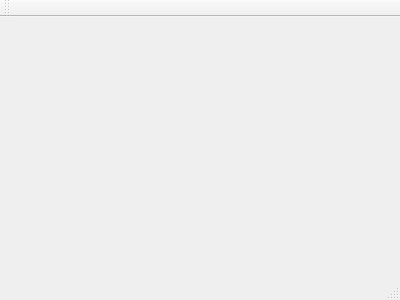
Before: the Qt Designer form Scope/mainwindow.ui in ifdog/Scope, drawn with Qt 5.
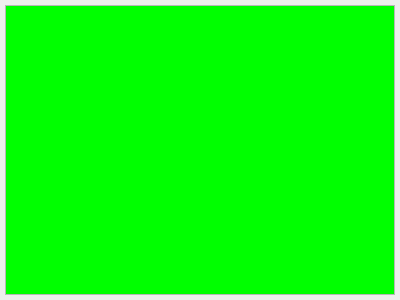
After: the same form once the commit is applied.

Patch:
```diff
--- a/Scope/mainwindow.ui
+++ b/Scope/mainwindow.ui
@@ -12,13 +12,65 @@
   <property name="windowTitle" >
    <string>MainWindow</string>
   </property>
-  <widget class="QMenuBar" name="menuBar" />
-  <widget class="QToolBar" name="mainToolBar" />
-  <widget class="QWidget" name="centralWidget" />
-  <widget class="QStatusBar" name="statusBar" />
+  <widget class="QWidget" name="centralWidget">
+   <layout class="QGridLayout" name="gridLayout">
+    <property name="leftMargin">
+     <number>5</number>
+    </property>
+    <property name="topMargin">
+     <number>5</number>
+    </property>
+    <property name="rightMargin">
+     <number>5</number>
+    </property>
+    <property name="bottomMargin">
+     <number>5</number>
+    </property>
+    <item row="0" column="0">
+     <widget class="QTextBrowser" name="textBrowser">
+      <property name="palette">
+       <palette>
+        <active>
+         <colorrole role="Base">
+          <brush brushstyle="SolidPattern">
+           <color alpha="255">
+            <red>0</red>
+            <green>255</green>
+            <blue>0</blue>
+           </color>
+          </brush>
+         </colorrole>
+        </active>
+        <inactive>
+         <colorrole role="Base">
+          <brush brushstyle="SolidPattern">
+           <color alpha="255">
+            <red>0</red>
+            <green>255</green>
+            <blue>0</blue>
+           </color>
+          </brush>
+         </colorrole>
+        </inactive>
+        <disabled>
+         <colorrole role="Base">
+          <brush brushstyle="SolidPattern">
+           <color alpha="255">
+            <red>240</red>
+            <green>240</green>
+            <blue>240</blue>
+           </color>
+          </brush>
+         </colorrole>
+        </disabled>
+       </palette>
+      </property>
+     </widget>
+    </item>
+   </layout>
+  </widget>
  </widget>
- <layoutDefault spacing="6" margin="11" />
- <pixmapfunction></pixmapfunction>
+ <layoutdefault spacing="6" margin="11"/>
  <resources/>
  <connections/>
 </ui>
```
Left out of the diff: 7 changed lines with no effect on the pictures.
